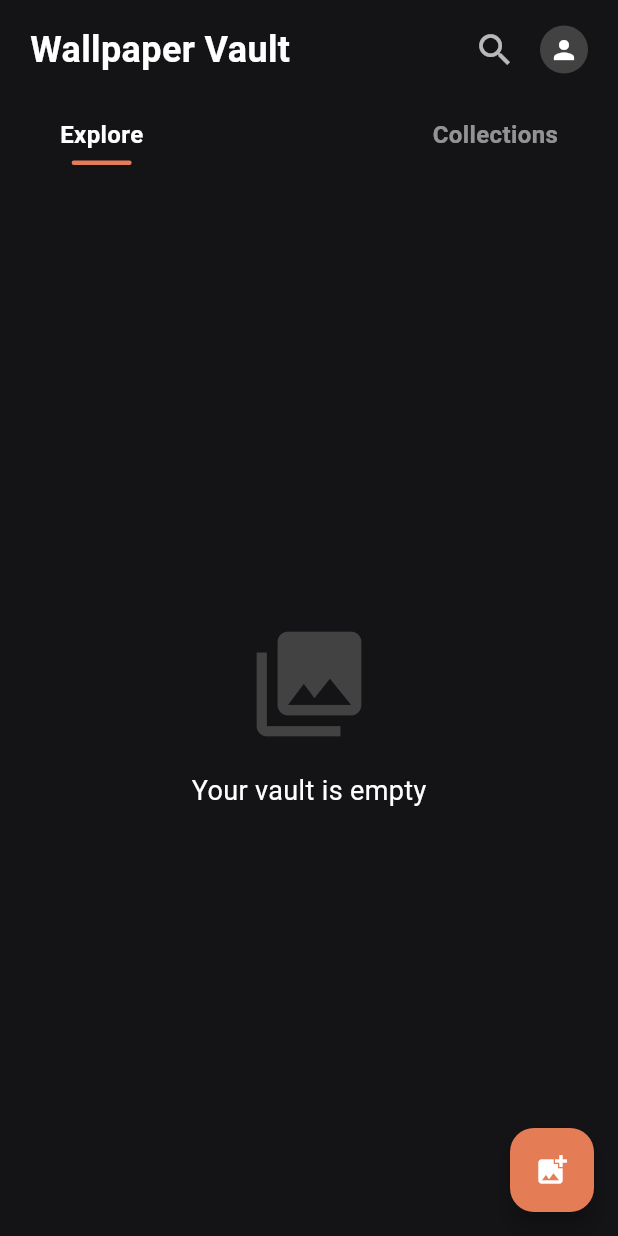
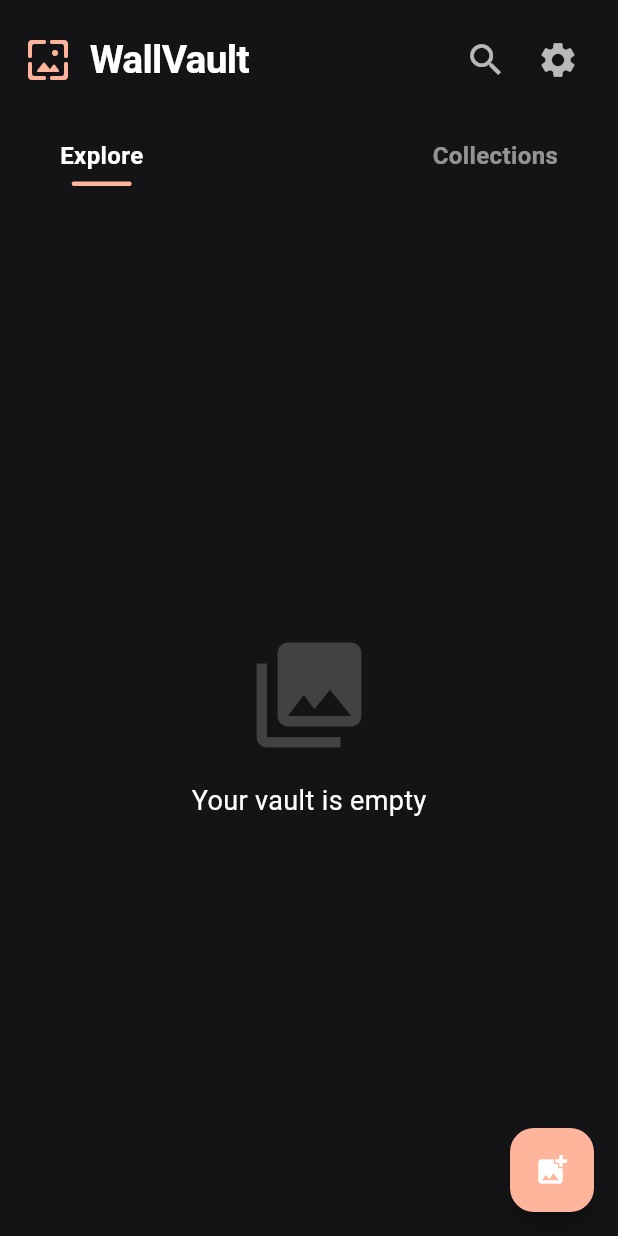
Before and after one commit to mdliad-se/WallVault, a Flutter app: the screen it shows after launch, on a phone screen of 412 x 824 dp. Run offline on Flutter 3.47's test engine with Material 3 defaults, Android fonts, the light colour scheme and no system bars; our stand-ins replace image_picker, palette_generator, shared_preferences; missing offline and left inert: flutter_wallpaper.

Commit message:
feat: add wavy progress bar, settings, search, and robust offline renaming

```diff
--- a/lib/main.dart
+++ b/lib/main.dart
@@ -10,6 +10,7 @@ import 'domain/usecases/set_wallpaper.dart';
 import 'domain/usecases/extract_palette.dart';
 import 'domain/usecases/rename_wallpaper.dart';
 import 'domain/usecases/update_wallpaper_album.dart';
+import 'presentation/providers/theme_provider.dart';
 import 'presentation/providers/wallpaper_provider.dart';
 import 'presentation/screens/home_screen.dart';
 
@@ -67,6 +68,9 @@ class MyApp extends StatelessWidget {
             Provider.of<WallpaperRepository>(context, listen: false),
           ),
         ),
+        ChangeNotifierProvider<ThemeProvider>(
+          create: (_) => ThemeProvider(),
+        ),
         ChangeNotifierProvider<WallpaperProvider>(
           create: (context) => WallpaperProvider(
             getWallpapers: Provider.of<GetWallpapers>(context, listen: false),
@@ -79,7 +83,9 @@ class MyApp extends StatelessWidget {
           ),
         ),
       ],
-      child: MaterialApp(
+      child: Consumer<ThemeProvider>(
+        builder: (context, themeProvider, child) {
+          return MaterialApp(
             debugShowCheckedModeBanner: false,
             title: 'WallVault',
             themeMode: ThemeMode.dark,
@@ -87,7 +93,7 @@ class MyApp extends StatelessWidget {
               useMaterial3: true,
               brightness: Brightness.dark,
               scaffoldBackgroundColor: const Color(0xFF141417),
-          colorScheme: ColorScheme.fromSeed(seedColor: Colors.deepPurple, brightness: Brightness.dark),
+              colorScheme: ColorScheme.fromSeed(seedColor: themeProvider.accentColor, brightness: Brightness.dark),
               appBarTheme: const AppBarTheme(
                 elevation: 0,
                 backgroundColor: Color(0xFF141417),
@@ -97,6 +103,8 @@ class MyApp extends StatelessWidget {
               ),
             ),
             home: const HomeScreen(),
+          );
+        },
       ),
     );
   }
--- /dev/null
+++ b/lib/presentation/providers/theme_provider.dart
@@ -0,0 +1,39 @@
+import 'package:flutter/material.dart';
+import 'package:shared_preferences/shared_preferences.dart';
+
+class ThemeProvider with ChangeNotifier {
+  static const String _colorKey = 'app_accent_color';
+  Color _accentColor = const Color(0xFFE47C56); // Default orange
+
+  Color get accentColor => _accentColor;
+
+  ThemeProvider() {
+    _loadTheme();
+  }
+
+  Future<void> _loadTheme() async {
+    final prefs = await SharedPreferences.getInstance();
+    final colorValue = prefs.getInt(_colorKey);
+    if (colorValue != null) {
+      _accentColor = Color(colorValue);
+      notifyListeners();
+    }
+  }
+
+  Future<void> setAccentColor(Color color) async {
+    _accentColor = color;
+    notifyListeners();
+    final prefs = await SharedPreferences.getInstance();
+    await prefs.setInt(_colorKey, color.value);
+  }
+
+  // Pre-defined material expressive colors
+  static const List<Color> themeColors = [
+    Color(0xFFE47C56), // Signature Orange
+    Color(0xFFE45656), // Coral Red
+    Color(0xFF56B5E4), // Ocean Blue
+    Color(0xFF56E49A), // Mint Green
+    Color(0xFFB556E4), // Amethyst Purple
+    Color(0xFFE4D156), // Sunflower Yellow
+  ];
+}
--- a/lib/presentation/screens/home_screen.dart
+++ b/lib/presentation/screens/home_screen.dart
@@ -4,7 +4,10 @@ import 'package:flutter/material.dart';
 import 'package:provider/provider.dart';
 
 import '../providers/wallpaper_provider.dart';
+import '../search/wallpaper_search_delegate.dart';
+import '../widgets/wavy_progress_bar.dart';
 import 'preview_screen.dart';
+import 'settings_screen.dart';
 
 class HomeScreen extends StatefulWidget {
   const HomeScreen({super.key});
@@ -26,16 +29,31 @@ class _HomeScreenState extends State<HomeScreen> {
           children: [
             // Custom Top Bar
             Padding(
-              padding: const EdgeInsets.symmetric(horizontal: 20, vertical: 16),
+              padding: const EdgeInsets.symmetric(horizontal: 16, vertical: 16),
               child: Row(
                 mainAxisAlignment: MainAxisAlignment.spaceBetween,
                 children: [
-                  const Text('Wallpaper Vault', style: TextStyle(color: Colors.white, fontSize: 24, fontWeight: FontWeight.w600)),
                   Row(
                     children: [
-                      const Icon(Icons.search, color: Colors.white70, size: 28),
-                      const SizedBox(width: 16),
-                      CircleAvatar(radius: 16, backgroundColor: Colors.grey[800], child: const Icon(Icons.person, size: 20, color: Colors.white)),
+                      Icon(Icons.wallpaper_rounded, color: Theme.of(context).colorScheme.primary, size: 32),
+                      const SizedBox(width: 12),
+                      const Text('WallVault', style: TextStyle(color: Colors.white, fontSize: 26, fontWeight: FontWeight.w700, letterSpacing: -0.5)),
+                    ],
+                  ),
+                  Row(
+                    children: [
+                      IconButton(
+                        icon: const Icon(Icons.search, color: Colors.white70, size: 28),
+                        onPressed: () {
+                          showSearch(context: context, delegate: WallpaperSearchDelegate());
+                        },
+                      ),
+                      IconButton(
+                        icon: const Icon(Icons.settings, color: Colors.white70, size: 28),
+                        onPressed: () {
+                          Navigator.push(context, MaterialPageRoute(builder: (context) => const SettingsScreen()));
+                        },
+                      ),
                     ],
                   ),
                 ],
@@ -54,7 +72,7 @@ class _HomeScreenState extends State<HomeScreen> {
                       children: [
                         Text('Explore', style: TextStyle(color: _currentTab == 0 ? Colors.white : Colors.white54, fontSize: 16, fontWeight: _currentTab == 0 ? FontWeight.bold : FontWeight.w600)),
                         const SizedBox(height: 6),
-                        if (_currentTab == 0) Container(width: 40, height: 3, decoration: BoxDecoration(color: const Color(0xFFE47C56), borderRadius: BorderRadius.circular(2))),
+                        if (_currentTab == 0) Container(width: 40, height: 3, decoration: BoxDecoration(color: Theme.of(context).colorScheme.primary, borderRadius: BorderRadius.circular(2))),
                         if (_currentTab != 0) const SizedBox(height: 3),
                       ],
                     ),
@@ -65,7 +83,7 @@ class _HomeScreenState extends State<HomeScreen> {
                       children: [
                         Text('Collections', style: TextStyle(color: _currentTab == 1 ? Colors.white : Colors.white54, fontSize: 16, fontWeight: _currentTab == 1 ? FontWeight.bold : FontWeight.w600)),
                         const SizedBox(height: 6),
-                        if (_currentTab == 1) Container(width: 40, height: 3, decoration: BoxDecoration(color: const Color(0xFFE47C56), borderRadius: BorderRadius.circular(2))),
+                        if (_currentTab == 1) Container(width: 40, height: 3, decoration: BoxDecoration(color: Theme.of(context).colorScheme.primary, borderRadius: BorderRadius.circular(2))),
                         if (_currentTab != 1) const SizedBox(height: 3),
                       ],
                     ),
@@ -101,15 +119,7 @@ class _HomeScreenState extends State<HomeScreen> {
                       crossAxisAlignment: CrossAxisAlignment.stretch,
                       children: [
                         if (provider.isImporting) ...[
-                          ClipRRect(
-                            borderRadius: BorderRadius.circular(12),
-                            child: LinearProgressIndicator(
-                              value: provider.importProgress,
-                              minHeight: 4,
-                              color: const Color(0xFFE47C56),
-                              backgroundColor: Colors.grey[900],
-                            ),
-                          ),
+                          WavyProgressBar(progress: provider.importProgress),
                           const SizedBox(height: 16),
                         ],
 
@@ -140,7 +150,7 @@ class _HomeScreenState extends State<HomeScreen> {
         ),
       ),
       floatingActionButton: FloatingActionButton(
-        backgroundColor: const Color(0xFFE47C56),
+        backgroundColor: Theme.of(context).colorScheme.primary,
         foregroundColor: Colors.white,
         onPressed: () async {
           final provider = Provider.of<WallpaperProvider>(context, listen: false);
--- a/pubspec.yaml
+++ b/pubspec.yaml
@@ -41,6 +41,7 @@ dependencies:
   palette_generator: ^0.3.3+7
   crypto: ^3.0.7
   path: ^1.9.1
+  shared_preferences: ^2.5.5
 
 dev_dependencies:
   flutter_test:
```
Also changed, not shown: lib/data/datasources/wallpaper_local_datasource.dart (+11 -0 lines), lib/data/repositories/wallpaper_repository.dart (+11 -3 lines), lib/presentation/screens/preview_screen.dart (+5 -14 lines), lib/presentation/screens/settings_screen.dart (added, +64 -0 lines), lib/presentation/search/wallpaper_search_delegate.dart (added, +162 -0 lines), lib/presentation/widgets/wavy_progress_bar.dart (added, +99 -0 lines), pubspec.lock, 1 other file. Lines whose indentation alone changed are shown as unchanged.
